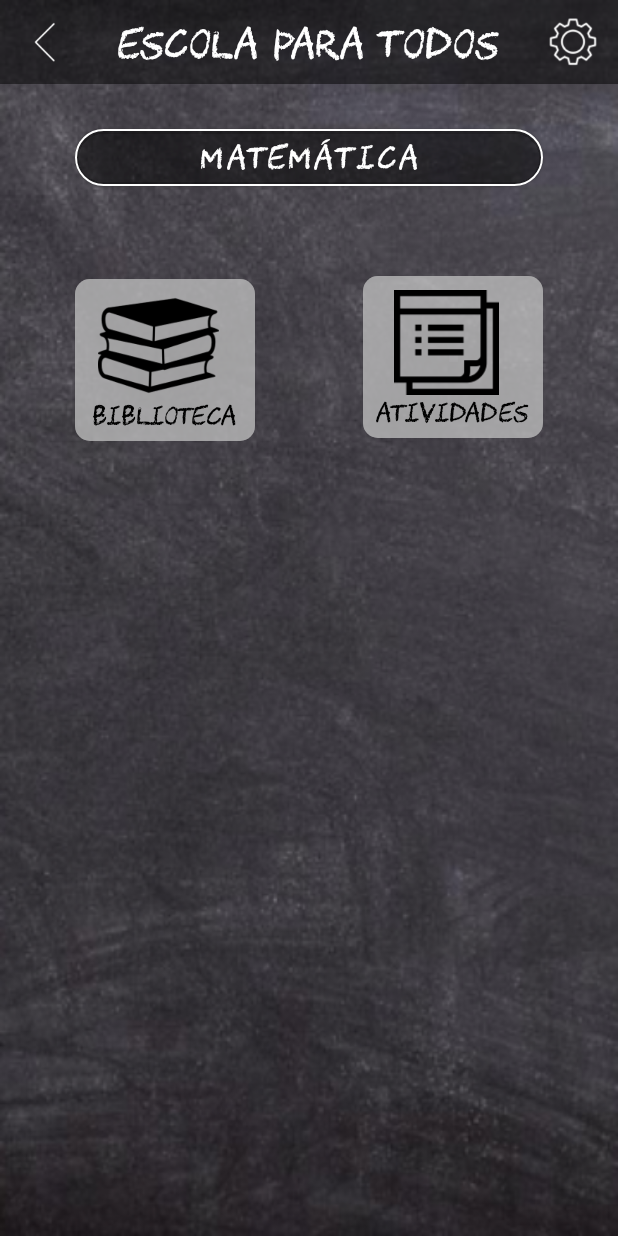
After one commit to jisellevms/Escola-para-todos, an Android app: the DisciplineScreen screen opened directly, with no data from a screen before it, on a phone screen of 412 x 824 dp. The commit adds this screen. Run offline under Robolectric (Android 15) with nearby library versions, the phone set to English and light mode, and no system bars.

Commit message:
criando a base da tela de disciplina

```diff
--- a/app/src/main/AndroidManifest.xml
+++ b/app/src/main/AndroidManifest.xml
@@ -9,6 +9,9 @@
         android:roundIcon="@mipmap/ic_launcher_round"
         android:supportsRtl="true"
         android:theme="@style/Theme.EscolaParaTodos">
+        <activity
+            android:name=".DisciplineScreen"
+            android:exported="false" />
         <activity
             android:name=".DisciplinesScreen"
             android:exported="false" />
--- /dev/null
+++ b/app/src/main/java/com/jisellemartins/escolaparatodos/DisciplineScreen.java
@@ -0,0 +1,16 @@
+package com.jisellemartins.escolaparatodos;
+
+import androidx.appcompat.app.AppCompatActivity;
+
+import android.os.Bundle;
+
+import com.jisellemartins.escolaparatodos.R;
+
+public class DisciplineScreen extends AppCompatActivity {
+
+    @Override
+    protected void onCreate(Bundle savedInstanceState) {
+        super.onCreate(savedInstanceState);
+        setContentView(R.layout.activity_discipline_screen);
+    }
+}
--- a/app/src/main/java/com/jisellemartins/escolaparatodos/adapter/AdapterDisciplinas.java
+++ b/app/src/main/java/com/jisellemartins/escolaparatodos/adapter/AdapterDisciplinas.java
@@ -1,6 +1,8 @@
 package com.jisellemartins.escolaparatodos.adapter;
 
+import android.app.Activity;
 import android.content.Context;
+import android.content.Intent;
 import android.view.LayoutInflater;
 import android.view.View;
 import android.view.ViewGroup;
@@ -9,7 +11,10 @@ import android.widget.Button;
 import androidx.annotation.NonNull;
 import androidx.recyclerview.widget.RecyclerView;
 
+import com.jisellemartins.escolaparatodos.DisciplineScreen;
+import com.jisellemartins.escolaparatodos.LoginScreen;
 import com.jisellemartins.escolaparatodos.R;
+import com.jisellemartins.escolaparatodos.RegisterScreen;
 import com.jisellemartins.escolaparatodos.model.Disciplina;
 
 import java.util.List;
@@ -37,7 +42,11 @@ public class AdapterDisciplinas extends RecyclerView.Adapter{
         ViewHolder viewHolder = (ViewHolder) holder;
         Disciplina disciplina = disciplinas.get(position);
         viewHolder.btnDisciplina.setText(disciplina.getNomeDisciplina());
-
+        viewHolder.btnDisciplina.setOnClickListener(view -> {
+            Intent i = new Intent(context,
+                    DisciplineScreen.class);
+            context.startActivity(i);
+        });
 
     }
 
--- /dev/null
+++ b/app/src/main/res/layout/activity_discipline_screen.xml
@@ -0,0 +1,113 @@
+<?xml version="1.0" encoding="utf-8"?>
+<androidx.constraintlayout.widget.ConstraintLayout xmlns:android="http://schemas.android.com/apk/res/android"
+    xmlns:app="http://schemas.android.com/apk/res-auto"
+    xmlns:tools="http://schemas.android.com/tools"
+    android:layout_width="match_parent"
+    android:layout_height="match_parent"
+    tools:context=".DisciplineScreen"
+    android:background="@drawable/background">
+
+    <include
+        android:id="@+id/include2"
+        layout="@layout/toolbar"
+        tools:layout_editor_absoluteX="0dp"
+        tools:layout_editor_absoluteY="0dp" />
+
+    <Button
+        android:id="@+id/btnLogin"
+        android:layout_width="match_parent"
+        android:layout_height="50dp"
+        android:layout_marginStart="50dp"
+        android:layout_marginTop="80dp"
+        android:layout_marginEnd="50dp"
+        android:clickable="false"
+        android:backgroundTint="#4d000000"
+        android:fontFamily="@font/chawp"
+        android:text="@string/matematica"
+        android:textSize="20sp"
+        app:cornerRadius="20dp"
+        app:layout_constraintEnd_toEndOf="parent"
+        app:layout_constraintStart_toStartOf="parent"
+        app:layout_constraintTop_toTopOf="parent"
+        app:strokeColor="@color/white"
+        app:strokeWidth="1dp" />
+
+    <Button
+        android:id="@+id/button"
+        android:layout_width="120dp"
+        android:layout_height="120dp"
+        android:layout_marginStart="50dp"
+        android:layout_marginTop="50dp"
+        android:backgroundTint="#80c4c4c4"
+        android:text="Button"
+        android:textColor="@android:color/transparent"
+        app:cornerRadius="10dp"
+        app:layout_constraintStart_toStartOf="parent"
+        app:layout_constraintTop_toBottomOf="@+id/btnLogin" />
+
+    <ImageView
+        android:id="@+id/imageView"
+        android:layout_width="90dp"
+        android:layout_height="70dp"
+        android:layout_marginTop="-20dp"
+        android:elevation="10dp"
+        android:src="@drawable/pilha_tres_livros"
+        app:layout_constraintBottom_toBottomOf="@+id/button"
+        app:layout_constraintEnd_toEndOf="@+id/button"
+        app:layout_constraintHorizontal_bias="0.358"
+        app:layout_constraintStart_toStartOf="@+id/button"
+        app:layout_constraintTop_toTopOf="@+id/button" />
+
+    <TextView
+        android:id="@+id/textView2"
+        android:layout_width="wrap_content"
+        android:layout_height="wrap_content"
+        android:elevation="10dp"
+        android:fontFamily="@font/chawp"
+        android:text="@string/biblioteca"
+        android:textColor="@color/black"
+        android:textSize="16sp"
+        app:layout_constraintEnd_toEndOf="@+id/button"
+        app:layout_constraintStart_toStartOf="@+id/button"
+        app:layout_constraintTop_toBottomOf="@+id/imageView" />
+
+    <Button
+        android:id="@+id/button2"
+        android:layout_width="120dp"
+        android:layout_height="120dp"
+        android:layout_marginTop="48dp"
+        android:layout_marginEnd="50dp"
+        android:backgroundTint="#80c4c4c4"
+        android:text="Button"
+        android:textColor="@android:color/transparent"
+        app:cornerRadius="10dp"
+        app:layout_constraintEnd_toEndOf="parent"
+        app:layout_constraintTop_toBottomOf="@+id/btnLogin" />
+
+    <ImageView
+        android:id="@+id/imageView2"
+        android:layout_width="90dp"
+        android:layout_height="70dp"
+        android:layout_marginTop="-20dp"
+        android:elevation="10dp"
+        android:src="@drawable/notas_adesivas"
+        app:layout_constraintBottom_toBottomOf="@+id/button2"
+        app:layout_constraintEnd_toEndOf="@+id/button2"
+        app:layout_constraintHorizontal_bias="0.358"
+        app:layout_constraintStart_toStartOf="@+id/button2"
+        app:layout_constraintTop_toTopOf="@+id/button2" />
+
+    <TextView
+        android:id="@+id/textView3"
+        android:layout_width="wrap_content"
+        android:layout_height="wrap_content"
+        android:elevation="10dp"
+        android:fontFamily="@font/chawp"
+        android:text="@string/atividades"
+        android:textColor="@color/black"
+        android:textSize="16sp"
+        app:layout_constraintEnd_toEndOf="@+id/button2"
+        app:layout_constraintStart_toStartOf="@+id/button2"
+        app:layout_constraintTop_toBottomOf="@+id/imageView2" />
+
+</androidx.constraintlayout.widget.ConstraintLayout>
--- a/app/src/main/res/layout/activity_disciplines_screen.xml
+++ b/app/src/main/res/layout/activity_disciplines_screen.xml
@@ -17,11 +17,11 @@
         android:id="@+id/textView12"
         android:layout_width="wrap_content"
         android:layout_height="wrap_content"
-        android:layout_marginTop="80dp"
+        android:layout_marginTop="70dp"
         android:fontFamily="@font/chawp"
         android:text="@string/bemVindo"
         android:textColor="@color/white"
-        android:textSize="20sp"
+        android:textSize="25sp"
         app:layout_constraintEnd_toEndOf="parent"
         app:layout_constraintStart_toStartOf="parent"
         app:layout_constraintTop_toTopOf="@+id/include" />
@@ -30,9 +30,9 @@
         android:id="@+id/button3"
         android:layout_width="match_parent"
         android:layout_height="45dp"
-        android:layout_marginStart="20dp"
+        android:layout_marginStart="30dp"
         android:layout_marginTop="20dp"
-        android:layout_marginEnd="20dp"
+        android:layout_marginEnd="30dp"
         android:backgroundTint="#e6000000"
         android:drawableLeft="@drawable/adicao_branco"
         android:fontFamily="@font/chawp"
--- a/app/src/main/res/layout/activity_home_screen.xml
+++ b/app/src/main/res/layout/activity_home_screen.xml
@@ -1,19 +1,17 @@
 <?xml version="1.0" encoding="utf-8"?>
-<androidx.constraintlayout.widget.ConstraintLayout
-    xmlns:android="http://schemas.android.com/apk/res/android"
+<androidx.constraintlayout.widget.ConstraintLayout xmlns:android="http://schemas.android.com/apk/res/android"
+    xmlns:app="http://schemas.android.com/apk/res-auto"
     xmlns:tools="http://schemas.android.com/tools"
-    xmlns:app="http://schemas.android.com/apk/res-auto"
     android:layout_width="match_parent"
     android:layout_height="match_parent"
-    tools:context=".HomeScreen"
-    android:background="@drawable/background">
+    android:background="@drawable/background"
+    tools:context=".HomeScreen">
 
   <Button
       android:id="@+id/btnAreaProf"
       android:layout_width="0dp"
       android:layout_height="80dp"
       android:layout_marginStart="30dp"
-      android:layout_marginTop="220dp"
       android:layout_marginEnd="30dp"
       android:backgroundTint="#33C4C4C4"
       android:fontFamily="@font/chawp"
@@ -21,9 +19,12 @@
       android:textColor="@color/white"
       android:textSize="25dp"
       app:cornerRadius="10dp"
+      app:layout_constraintBottom_toTopOf="@+id/btnAreaAluno"
       app:layout_constraintEnd_toEndOf="parent"
+      app:layout_constraintHorizontal_bias="0.5"
       app:layout_constraintStart_toStartOf="parent"
       app:layout_constraintTop_toTopOf="parent"
+      app:layout_constraintVertical_chainStyle="spread"
       app:strokeColor="@color/white"
       app:strokeWidth="1dp" />
 
@@ -34,7 +35,6 @@
       android:layout_height="80dp"
       android:layout_marginStart="30dp"
       android:layout_marginEnd="30dp"
-      android:layout_marginBottom="220dp"
       android:backgroundTint="#33C4C4C4"
       android:fontFamily="@font/chawp"
       android:text="@string/strAreaAluno"
@@ -42,8 +42,9 @@
       app:cornerRadius="10dp"
       app:layout_constraintBottom_toBottomOf="parent"
       app:layout_constraintEnd_toEndOf="parent"
-      app:layout_constraintHorizontal_bias="0.0"
+      app:layout_constraintHorizontal_bias="0.5"
       app:layout_constraintStart_toStartOf="parent"
+      app:layout_constraintTop_toBottomOf="@+id/btnAreaProf"
       app:strokeColor="@color/white"
       app:strokeWidth="1dp" />
 
--- a/app/src/main/res/values/strings.xml
+++ b/app/src/main/res/values/strings.xml
@@ -16,7 +16,9 @@
     <string name="bemVindo">Bem vindo, Aluno</string>
     <string name="disciplinas">Disciplinas:</string>
     <string name="criarDisciplina">Criar uma disciplina</string>
-
+    <string name="matematica">Matemática</string>
+    <string name="biblioteca">Biblioteca</string>
+    <string name="atividades">Atividades</string>
 
 
 </resources>
```
Also changed, not shown: app/src/main/res/drawable/notas_adesivas.png (added), app/src/main/res/drawable/pilha_tres_livros.png (added).
